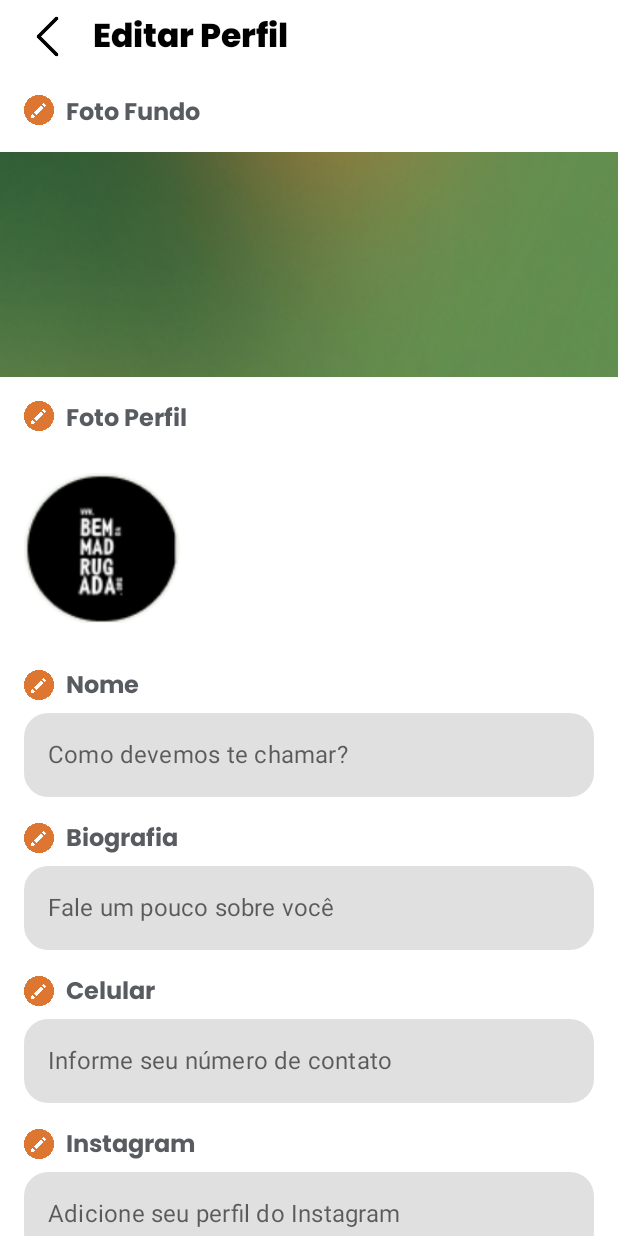
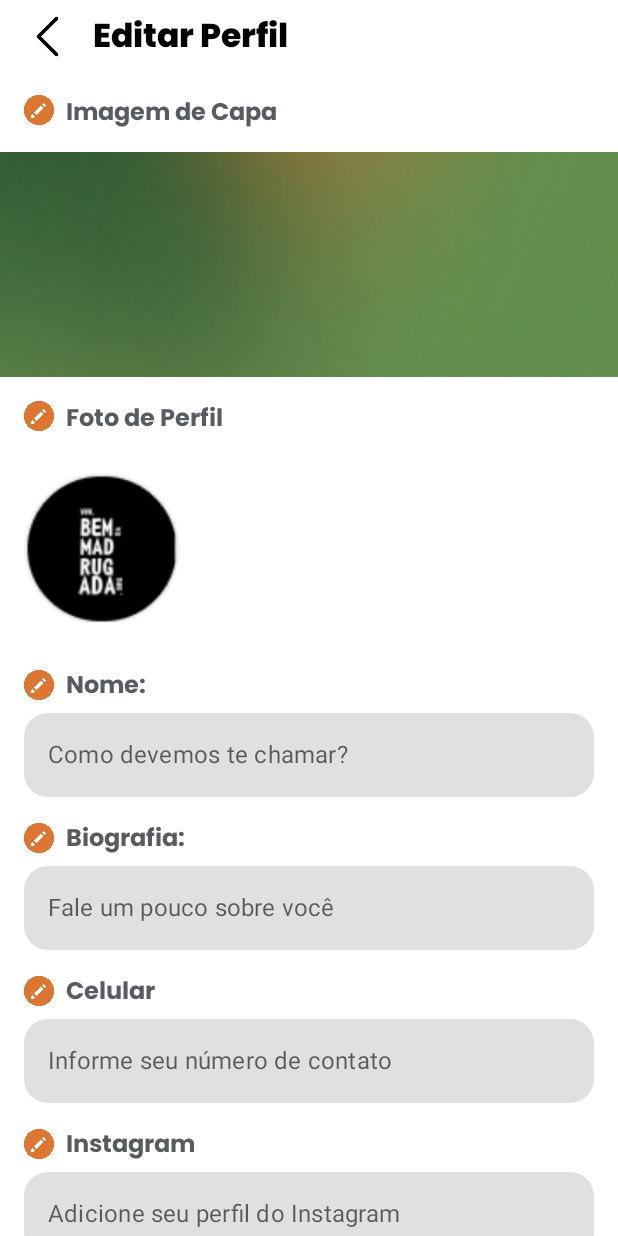
Before and after one commit to HelpLine-SPTech/helpline-app, an Android app built with Jetpack Compose: the @Preview function PreviewEditionProfile, on a phone screen of 412 x 824 dp. Run offline under Robolectric (Android 15) with nearby library versions, the light colour scheme and no system bars.

Commit message:
XML concluído nas telas profile e edition

```diff
--- a/app/src/main/java/com/example/helplineapp/View/Edition/EditionProfileScreen.kt
+++ b/app/src/main/java/com/example/helplineapp/View/Edition/EditionProfileScreen.kt
@@ -23,6 +23,7 @@ import androidx.compose.ui.unit.sp
 import androidx.compose.foundation.shape.CircleShape
 import androidx.compose.foundation.shape.RoundedCornerShape
 import androidx.compose.runtime.snapshots.SnapshotStateList
+import androidx.compose.ui.res.stringResource
 import androidx.compose.ui.text.TextStyle
 import androidx.compose.ui.text.font.Font
 import androidx.compose.ui.text.font.FontFamily
@@ -40,6 +41,8 @@ val poppinsFamily = FontFamily(
 fun EditionProfileContent() {
     var celular by remember { mutableStateOf(TextFieldValue("")) }
     var instagram by remember { mutableStateOf(TextFieldValue("")) }
+    var name by remember { mutableStateOf("") }
+    var biography by remember { mutableStateOf("") }
     var competencias by remember { mutableStateOf(mutableStateListOf(TextFieldValue(""))) }
 
     Box(modifier = Modifier.fillMaxSize()) {
@@ -52,8 +55,8 @@ fun EditionProfileContent() {
             Header()
             BackgroundPhoto()
             ProfilePhoto()
-            NameField()
-            BiographyField()
+            NameField(name) { name = it }
+            BiographyField(biography) { biography = it }
             ContactField("Celular", "Informe seu número de contato", celular) { celular = it }
             ContactField("Instagram", "Adicione seu perfil do Instagram", instagram) { instagram = it }
             CompetenciesField(competencias) {
@@ -75,7 +78,7 @@ fun Header() {
         IconButton(onClick = { /* Ação de voltar */ }, modifier = Modifier.size(30.dp)) {
             Icon(painter = painterResource(id = R.drawable.ic_back), contentDescription = "Voltar", tint = Color.Black)
         }
-        Text(text = "Editar Perfil", fontSize = 22.sp, fontWeight = FontWeight.ExtraBold, fontFamily = poppinsFamily, modifier = Modifier.padding(start = 16.dp))
+        Text(text = stringResource(id = R.string.editar_perfil), fontSize = 22.sp, fontWeight = FontWeight.ExtraBold, fontFamily = poppinsFamily, modifier = Modifier.padding(start = 16.dp))
     }
 }
 
@@ -88,7 +91,7 @@ fun BackgroundPhoto() {
             tint = Color(0xFFDD7631),
             modifier = Modifier.size(20.dp) // Define o tamanho do ícone
         )
-        Text(text = "Foto Fundo", fontSize = 16.sp, fontWeight = FontWeight.Bold, fontFamily = poppinsFamily,  color = Color(0xFF585C60), modifier = Modifier.padding(start = 8.dp))
+        Text(text = stringResource(id = R.string.imagem_capa_editar), fontSize = 16.sp, fontWeight = FontWeight.Bold, fontFamily = poppinsFamily,  color = Color(0xFF585C60), modifier = Modifier.padding(start = 8.dp))
     }
     Box(modifier = Modifier.fillMaxWidth().height(150.dp).background(Color.Gray)) {
         Image(painter = painterResource(id = R.drawable.capa_profile), contentDescription = "Imagem de Capa", contentScale = ContentScale.Crop, modifier = Modifier.height(150.dp).fillMaxWidth())
@@ -104,7 +107,7 @@ fun ProfilePhoto() {
             tint = Color(0xFFDD7631),
             modifier = Modifier.size(20.dp) // Define o tamanho do ícone
         )
-        Text(text = "Foto Perfil", fontSize = 16.sp, fontWeight = FontWeight.Bold, fontFamily = poppinsFamily, color = Color(0xFF585C60), modifier = Modifier.padding(start = 8.dp))
+        Text(text = stringResource(id = R.string.foto_perfil_editar), fontSize = 16.sp, fontWeight = FontWeight.Bold, fontFamily = poppinsFamily, color = Color(0xFF585C60), modifier = Modifier.padding(start = 8.dp))
     }
     Box(modifier = Modifier.size(120.dp).clip(CircleShape).padding(start = 16.dp)) {
         Image(painter = painterResource(id = R.drawable.profile_image), contentDescription = "Foto de Perfil", modifier = Modifier.size(120.dp))
@@ -113,9 +116,7 @@ fun ProfilePhoto() {
 }
 
 @Composable
-fun NameField() {
-    var name by remember { mutableStateOf("") } // Cria um estado para o nome
-
+fun NameField(name: String, onNameChange: (String) -> Unit) {
     Row(modifier = Modifier.padding(horizontal = 16.dp, vertical = 8.dp), verticalAlignment = Alignment.CenterVertically) {
         Icon(
             painter = painterResource(id = R.drawable.pencil),
@@ -123,29 +124,25 @@ fun NameField() {
             tint = Color(0xFFDD7631),
             modifier = Modifier.size(20.dp) // Define o tamanho do ícone
         )
-
-        Text(text = "Nome", fontSize = 16.sp, fontWeight = FontWeight.Bold, fontFamily = poppinsFamily, color = Color(0xFF585C60), modifier = Modifier.padding(start = 8.dp))
+        Text(text = stringResource(id = R.string.nome), fontSize = 16.sp, fontWeight = FontWeight.Bold, fontFamily = poppinsFamily, color = Color(0xFF585C60), modifier = Modifier.padding(start = 8.dp))
     }
 
     TextField(
-        value = name, // Usa o estado como valor
-        onValueChange = { newName -> name = newName }, // Atualiza o estado com o novo valor digitado
-        placeholder = { Text(text = "Como devemos te chamar?") },
+        value = name,
+        onValueChange = onNameChange,
+        placeholder = { Text(text = stringResource(id = R.string.como_devemos_te_chamar)) },
         shape = RoundedCornerShape(16.dp),
         colors = TextFieldDefaults.textFieldColors(
-            focusedIndicatorColor = Color.Transparent, // Remove a linha quando focado
-            unfocusedIndicatorColor = Color.Transparent // Remove a linha quando não focado
+            focusedIndicatorColor = Color.Transparent,
+            unfocusedIndicatorColor = Color.Transparent
         ),
         modifier = Modifier.fillMaxWidth().padding(horizontal = 16.dp)
     )
     Spacer(modifier = Modifier.height(8.dp))
 }
 
-
 @Composable
-fun BiographyField() {
-    var biography by remember { mutableStateOf("") } // Cria um estado para a biografia
-
+fun BiographyField(biography: String, onBiographyChange: (String) -> Unit) {
     Row(modifier = Modifier.padding(horizontal = 16.dp, vertical = 8.dp), verticalAlignment = Alignment.CenterVertically) {
         Icon(
             painter = painterResource(id = R.drawable.pencil),
@@ -153,18 +150,17 @@ fun BiographyField() {
             tint = Color(0xFFDD7631),
             modifier = Modifier.size(20.dp) // Define o tamanho do ícone
         )
-
-        Text(text = "Biografia", fontSize = 16.sp, fontWeight = FontWeight.Bold, fontFamily = poppinsFamily, color = Color(0xFF585C60), modifier = Modifier.padding(start = 8.dp))
+        Text(text = stringResource(id = R.string.biografia), fontSize = 16.sp, fontWeight = FontWeight.Bold, fontFamily = poppinsFamily, color = Color(0xFF585C60), modifier = Modifier.padding(start = 8.dp))
     }
 
     TextField(
-        value = biography, // Usa o estado como valor
-        onValueChange = { newBiography -> biography = newBiography }, // Atualiza o estado com o novo valor digitado
-        placeholder = { Text(text = "Fale um pouco sobre você") },
+        value = biography,
+        onValueChange = onBiographyChange,
+        placeholder = { Text(text = stringResource(id = R.string.fale_um_pouco_sobre_voce)) },
         shape = RoundedCornerShape(16.dp),
         colors = TextFieldDefaults.textFieldColors(
-            focusedIndicatorColor = Color.Transparent, // Remove a linha quando focado
-            unfocusedIndicatorColor = Color.Transparent // Remove a linha quando não focado
+            focusedIndicatorColor = Color.Transparent,
+            unfocusedIndicatorColor = Color.Transparent
         ),
         modifier = Modifier.fillMaxWidth().padding(horizontal = 16.dp)
     )
@@ -180,7 +176,6 @@ fun ContactField(label: String, placeholder: String, value: TextFieldValue, onVa
             tint = Color(0xFFDD7631),
             modifier = Modifier.size(20.dp) // Define o tamanho do ícone
         )
-
         Text(text = label, fontSize = 16.sp, fontWeight = FontWeight.Bold, fontFamily = poppinsFamily,  color = Color(0xFF585C60), modifier = Modifier.padding(start = 8.dp))
     }
 
@@ -190,8 +185,8 @@ fun ContactField(label: String, placeholder: String, value: TextFieldValue, onVa
         placeholder = { Text(text = placeholder) },
         shape = RoundedCornerShape(16.dp),
         colors = TextFieldDefaults.textFieldColors(
-            focusedIndicatorColor = Color.Transparent, // Remove a linha quando focado
-            unfocusedIndicatorColor = Color.Transparent // Remove a linha quando não focado
+            focusedIndicatorColor = Color.Transparent,
+            unfocusedIndicatorColor = Color.Transparent
         ),
         modifier = Modifier.fillMaxWidth().padding(horizontal = 16.dp, vertical = 8.dp)
     )
@@ -207,23 +202,20 @@ fun CompetenciesField(competencias: SnapshotStateList<TextFieldValue>, onAddComp
             tint = Color(0xFFDD7631),
             modifier = Modifier.size(20.dp) // Define o tamanho do ícone
         )
-
-        Text(text = "Competências", fontSize = 16.sp, fontWeight = FontWeight.Bold, fontFamily = poppinsFamily,  color = Color(0xFF585C60), modifier = Modifier.padding(start = 8.dp))
+        Text(text = stringResource(id = R.string.competencias_usuario_editar), fontSize = 16.sp, fontWeight = FontWeight.Bold, fontFamily = poppinsFamily,  color = Color(0xFF585C60), modifier = Modifier.padding(start = 8.dp))
     }
 
     for (index in competencias.indices) {
-        val competencia = competencias[index] // Obter a competência atual
+        val competencia = competencias[index]
         TextField(
             value = competencia,
-            onValueChange = { newValue ->
-                competencias[index] = newValue // Atualiza a competência específica
-            },
+            onValueChange = { newValue -> competencias[index] = newValue },
             shape = RoundedCornerShape(16.dp),
-            placeholder = { Text(text = "Nova competência") },
+            placeholder = { Text(text = stringResource(id = R.string.adicionar_competencia)) },
             trailingIcon = {
                 IconButton(
                     onClick = {
-                        competencias.removeAt(index) // Remove a competência correspondente
+                        competencias.removeAt(index)
                     }
                 ) {
                     Image(
@@ -242,7 +234,6 @@ fun CompetenciesField(competencias: SnapshotStateList<TextFieldValue>, onAddComp
         Spacer(modifier = Modifier.height(8.dp))
     }
 
-    // Botão para adicionar nova competência
     Row(modifier = Modifier.padding(horizontal = 16.dp)) {
         Button(
             onClick = onAddCompetency,
@@ -254,8 +245,6 @@ fun CompetenciesField(competencias: SnapshotStateList<TextFieldValue>, onAddComp
         }
     }
 }
-
-
 
 @Composable
 fun ActionButtons() {
@@ -269,7 +258,7 @@ fun ActionButtons() {
             colors = ButtonDefaults.outlinedButtonColors(contentColor = Color(0xFF285430)),
             border = BorderStroke(2.dp, Color(0xFF285430)),
         ) {
-            Text(text = "Cancelar", fontFamily = poppinsFamily, fontWeight = FontWeight.SemiBold)
+            Text(text = stringResource(id = R.string.cancelar), fontFamily = poppinsFamily, fontWeight = FontWeight.SemiBold)
         }
 
         Button(
@@ -277,7 +266,7 @@ fun ActionButtons() {
             shape = RoundedCornerShape(12.dp),
             colors = ButtonDefaults.buttonColors(backgroundColor = Color(0xFF285430), contentColor = Color.White)
         ) {
-            Text(text = "Salvar", fontFamily = poppinsFamily, fontWeight = FontWeight.SemiBold)
+            Text(text = stringResource(id = R.string.salvar), fontFamily = poppinsFamily, fontWeight = FontWeight.SemiBold)
         }
     }
 }
--- a/app/src/main/res/values/strings.xml
+++ b/app/src/main/res/values/strings.xml
@@ -29,4 +29,55 @@
     <!-- Post -->
     <string name="texto_publicacao">Escreva sua publicação...</string>
     <string name="publicar">Publicar</string>
+
+    <!-- Perfil da ONG -->
+    <string name="voltar">Voltar</string>
+    <string name="imagem_capa">Imagem de Capa</string>
+    <string name="foto_perfil">Foto de Perfil</string>
+    <string name="ong_nome">Bem da Madrugada</string>
+    <string name="ong_descricao">O grupo Bem da Madrugada é uma ONG com foco na ajuda de necessitados no momento em que encontram-se menos amparados.</string>
+    <string name="contato_telefone">11 91234-5678</string>
+    <string name="contato_instagram">bem_da_madrugada</string>
+    <string name="contato_endereco">Rua Vigário Albernaz, 738</string>
+    <string name="doacao">Doe aqui!</string>
+    <string name="selos">Selos</string>
+    <string name="campanhas_ativas">Campanhas Ativas</string>
+    <string name="campanha_tutor">Tutor Voluntário para Reforço Escolar</string>
+    <string name="campanha_assistente">Assistente de Eventos Voluntário</string>
+    <string name="campanha_cuidados">Voluntário para Cuidados de Animais Abandonados</string>
+    <string name="voluntario_nome">Maria Eduarda</string>
+    <string name="voluntario_descricao">Sou voluntária há 5 anos, desde então tenho dedicado meu tempo e energia para causas sociais que acredito. Sou apaixonada por tudo isso!</string>
+    <string name="voluntario_instagram">maria_eduarda</string>
+    <string name="selo_aconchego">Selo Aconchego</string>
+    <string name="selo_nutrir">Selo Nutrir</string>
+    <string name="competencias_usuario">Competências</string>
+    <string name="habilidade_comunicacao">Comunicação escrita</string>
+    <string name="habilidade_cozinhar">Habilidade em cozinhar</string>
+    <string name="habilidade_lideranca">Liderança</string>
+    <string name="habilidade_ingles">Inglês básico</string>
+    <string name="novas_ongs">Novas ONGs</string>
+    <string name="ong_bem_da_madrugada">Bem da Madrugada</string>
+    <string name="ong_nos_do_bem">Nós do Bem</string>
+
+    <!-- Edição de Perfil -->
+    <string name="editar_perfil">Editar Perfil</string>
+    <string name="imagem_capa_editar">Imagem de Capa</string>
+    <string name="foto_perfil_editar">Foto de Perfil</string>
+    <string name="nome">Nome:</string>
+    <string name="como_devemos_te_chamar">Como devemos te chamar?</string>
+    <string name="biografia">Biografia:</string>
+    <string name="fale_um_pouco_sobre_voce">Fale um pouco sobre você</string>
+    <string name="celular">Celular:</string>
+    <string name="informe_seu_numero_de_contato">Informe seu número de contato</string>
+    <string name="instagram">Instagram:</string>
+    <string name="adicione_seu_perfil_do_instagram">Adicione seu perfil do Instagram</string>
+    <string name="competencias_usuario_editar">Competências</string>
+    <string name="adicionar_competencia">Adicionar Competência</string>
+    <string name="cancelar">Cancelar</string>
+    <string name="salvar">Salvar</string>
+
+    <!-- Mensagens de Sucesso ou Erro -->
+    <string name="perfil_atualizado">Perfil atualizado com sucesso!</string>
+    <string name="erro_atualizar_perfil">Erro ao atualizar perfil. Tente novamente.</string>
+
 </resources>
```
Also changed, not shown: app/src/main/java/com/example/helplineapp/View/PerfilOng/ProfileScreen.kt (+65 -62 lines).
